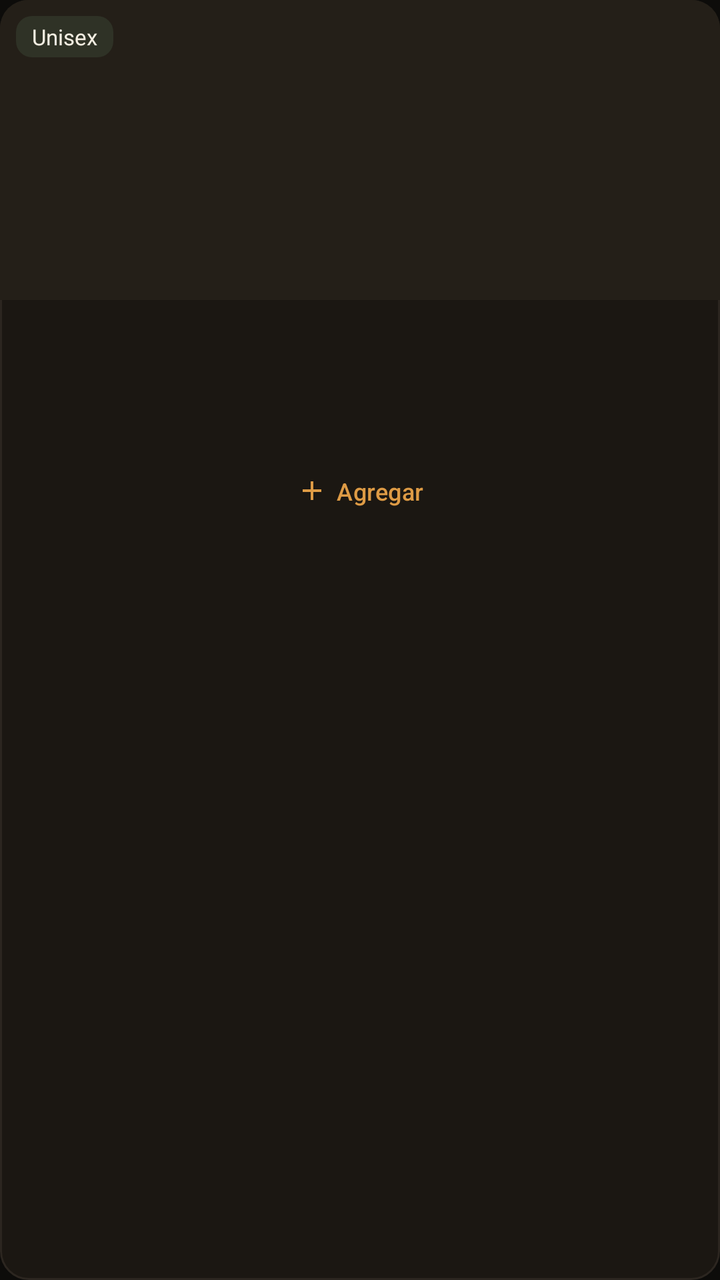
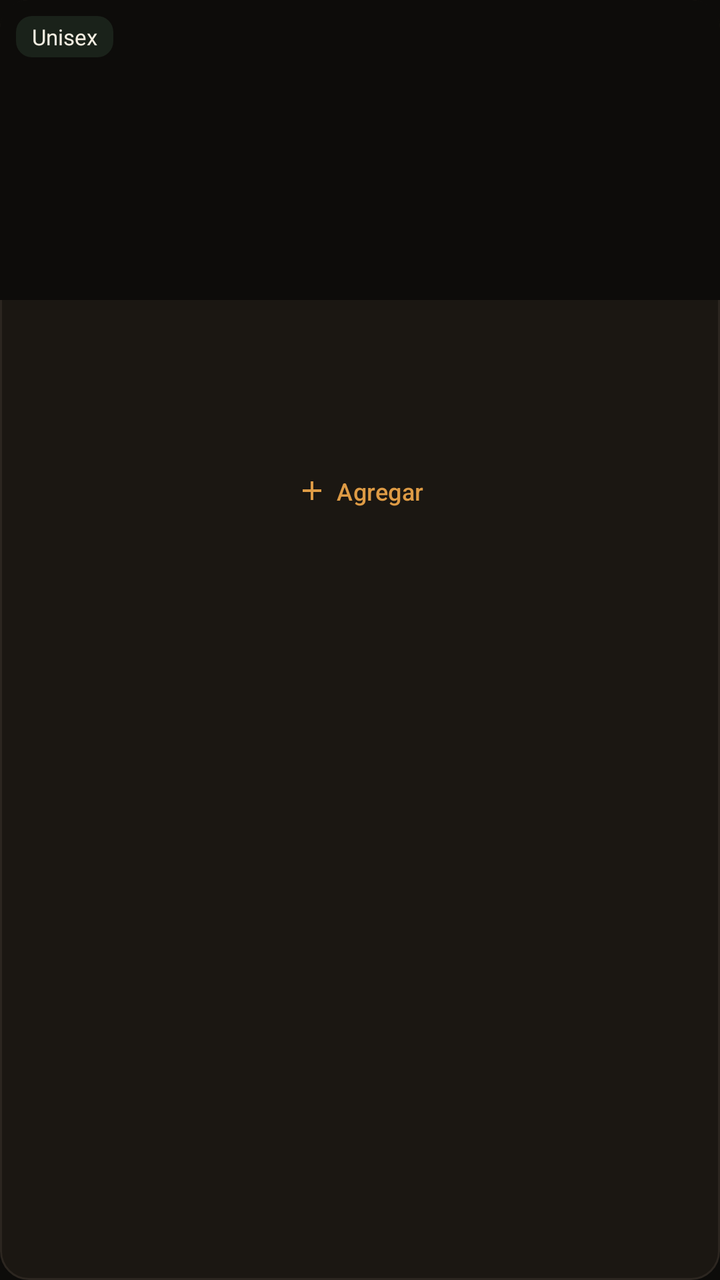

Two renders of the same Android screen: before a commit and after it. Below are the layout's source before the change and the commit's diff.
<!-- AndroidManifest.xml: application theme Theme.RFragancias -->
<!-- res/layout/item_perfume.xml -->
<?xml version="1.0" encoding="utf-8"?>
<LinearLayout xmlns:android="http://schemas.android.com/apk/res/android"
    xmlns:app="http://schemas.android.com/apk/res-auto"
    android:layout_width="match_parent"
    android:layout_height="wrap_content"
    android:layout_margin="8dp"
    android:orientation="vertical"
    android:background="@drawable/bg_card">

    <FrameLayout
        android:layout_width="match_parent"
        android:layout_height="150dp">

        <ImageView
            android:id="@+id/img_perfume"
            android:layout_width="match_parent"
            android:layout_height="match_parent"
            android:background="@drawable/bg_image_placeholder"
            android:scaleType="centerCrop" />

        <TextView
            android:id="@+id/badge_genero"
            android:layout_width="wrap_content"
            android:layout_height="wrap_content"
            android:layout_gravity="top|start"
            android:layout_margin="8dp"
            android:background="@drawable/bg_badge_success"
            android:paddingHorizontal="8dp"
            android:paddingVertical="3dp"
            android:text="Unisex"
            android:textColor="@color/text_primary"
            android:textSize="11sp" />
    </FrameLayout>

    <LinearLayout
        android:layout_width="match_parent"
        android:layout_height="wrap_content"
        android:orientation="vertical"
        android:padding="12dp">

        <TextView
            android:id="@+id/texto_disenador"
            android:layout_width="match_parent"
            android:layout_height="wrap_content"
            android:ellipsize="end"
            android:maxLines="1"
            android:textAllCaps="true"
            android:textColor="@color/text_muted"
            android:textSize="11sp"
            android:letterSpacing="0.04" />

        <TextView
            android:id="@+id/texto_nombre"
            android:layout_width="match_parent"
            android:layout_height="wrap_content"
            android:layout_marginTop="2dp"
            android:ellipsize="end"
            android:fontFamily="serif"
            android:maxLines="1"
            android:textColor="@color/text_primary"
            android:textSize="17sp" />

        <TextView
            android:id="@+id/texto_notas"
            android:layout_width="match_parent"
            android:layout_height="wrap_content"
            android:layout_marginTop="4dp"
            android:ellipsize="end"
            android:maxLines="2"
            android:textColor="@color/text_muted"
            android:textSize="12sp" />

        <com.google.android.material.button.MaterialButton
            android:id="@+id/btn_agregar_carrito"
            style="@style/Widget.MaterialComponents.Button.TextButton"
            android:layout_width="match_parent"
            android:layout_height="wrap_content"
            android:layout_marginTop="6dp"
            android:minHeight="0dp"
            android:paddingVertical="4dp"
            android:text="@string/agregar"
            android:textColor="@color/primary"
            android:textSize="12sp"
            app:icon="@drawable/ic_add"
            app:iconSize="16dp"
            app:iconGravity="textStart"
            app:iconTint="@color/primary" />
    </LinearLayout>

</LinearLayout>
<!-- resources referenced by this layout -->
<resources>
  <color name="primary">#DE9B45</color>
  <color name="text_muted">#ACA090</color>
  <color name="text_primary">#F4EEE2</color>
  <!-- drawable bg_badge_success (drawable) -->
  <shape xmlns:android="http://schemas.android.com/apk/res/android" android:shape="rectangle">
      <corners android:radius="8dp"/>
      <solid android:color="@color/success_bg"/>
  </shape>
  <!-- drawable bg_card (drawable) -->
  <shape xmlns:android="http://schemas.android.com/apk/res/android" android:shape="rectangle">
      <corners android:radius="14dp"/>
      <solid android:color="@color/surface"/>
      <stroke android:width="1dp" android:color="@color/border"/>
  </shape>
  <!-- drawable bg_image_placeholder (drawable) -->
  <shape xmlns:android="http://schemas.android.com/apk/res/android" android:shape="rectangle">
      <corners android:topLeftRadius="14dp" android:topRightRadius="14dp" android:bottomLeftRadius="0dp" android:bottomRightRadius="0dp"/>
      <solid android:color="@color/surface_light"/>
  </shape>
  <!-- drawable ic_add (drawable) -->
  <vector xmlns:android="http://schemas.android.com/apk/res/android"
      android:width="24dp" android:height="24dp" android:viewportWidth="24" android:viewportHeight="24">
      <path android:fillColor="#0D0C0A" android:pathData="M19,13h-6v6h-2v-6H5v-2h6V5h2v6h6v2z"/>
  </vector>
  <string name="agregar">Agregar</string>
  <style name="Theme.RFragancias" parent="Theme.MaterialComponents.DayNight.NoActionBar">
          <item name="colorPrimary">@color/primary</item>
          <item name="colorPrimaryDark">@color/bg</item>
          <item name="colorAccent">@color/primary</item>
          <item name="colorSurface">@color/surface</item>
          <item name="colorOnSurface">@color/text_primary</item>
          <item name="colorOnPrimary">@color/bg</item>
          <item name="android:windowBackground">@color/bg</item>
          <item name="android:statusBarColor">@color/bg</item>
          <item name="android:navigationBarColor">@color/bg</item>
          <item name="android:windowLightStatusBar" tools:targetApi="m">false</item>
          <item name="android:textColorPrimary">@color/text_primary</item>
          <item name="android:textColorSecondary">@color/text_muted</item>
          <item name="materialButtonStyle">@style/Widget.RFragancias.Button</item>
          <item name="editTextStyle">@style/Widget.RFragancias.EditText</item>
          <item name="textInputStyle">@style/Widget.RFragancias.TextInputLayout</item>
      </style>
  <color name="success_bg">#1F7FBE8A</color>
  <color name="surface">#1B1712</color>
  <color name="border">#2C2620</color>
  <color name="surface_light">#241F18</color>
  <color name="bg">#0D0C0A</color>
  <style name="Widget.RFragancias.Button" parent="Widget.MaterialComponents.Button">
          <item name="backgroundTint">@color/primary</item>
          <item name="android:textColor">@color/bg</item>
          <item name="android:textAllCaps">false</item>
          <item name="cornerRadius">10dp</item>
          <item name="android:letterSpacing">0.01</item>
          <item name="android:paddingTop">12dp</item>
          <item name="android:paddingBottom">12dp</item>
      </style>
  <style name="Widget.RFragancias.EditText" parent="Widget.AppCompat.EditText">
          <item name="android:textColor">@color/text_primary</item>
          <item name="android:textColorHint">@color/text_muted</item>
      </style>
  <style name="Widget.RFragancias.TextInputLayout" parent="Widget.MaterialComponents.TextInputLayout.OutlinedBox">
          <item name="boxStrokeColor">@color/border</item>
          <item name="hintTextColor">@color/primary</item>
          <item name="android:textColorHint">@color/text_muted</item>
          <item name="boxCornerRadiusTopStart">10dp</item>
          <item name="boxCornerRadiusTopEnd">10dp</item>
          <item name="boxCornerRadiusBottomStart">10dp</item>
          <item name="boxCornerRadiusBottomEnd">10dp</item>
      </style>
</resources>

<!-- the commit's change to res/layout/item_perfume.xml (unified diff, before → after) -->
@@ -16,7 +16,7 @@
             android:layout_width="match_parent"
             android:layout_height="match_parent"
             android:background="@drawable/bg_image_placeholder"
-            android:scaleType="centerCrop" />
+            android:scaleType="fitCenter" />
 
         <TextView
             android:id="@+id/badge_genero"
<!-- resource entries referenced after the edit -->
@@ -17,7 +17,7 @@
   <!-- drawable bg_image_placeholder (drawable) -->
   <shape xmlns:android="http://schemas.android.com/apk/res/android" android:shape="rectangle">
       <corners android:topLeftRadius="14dp" android:topRightRadius="14dp" android:bottomLeftRadius="0dp" android:bottomRightRadius="0dp"/>
-      <solid android:color="@color/surface_light"/>
+      <solid android:color="@color/bg"/>
   </shape>
   <!-- drawable ic_add (drawable) -->
   <vector xmlns:android="http://schemas.android.com/apk/res/android"
@@ -45,7 +45,6 @@
   <color name="success_bg">#1F7FBE8A</color>
   <color name="surface">#1B1712</color>
   <color name="border">#2C2620</color>
-  <color name="surface_light">#241F18</color>
   <color name="bg">#0D0C0A</color>
   <style name="Widget.RFragancias.Button" parent="Widget.MaterialComponents.Button">
           <item name="backgroundTint">@color/primary</item>
